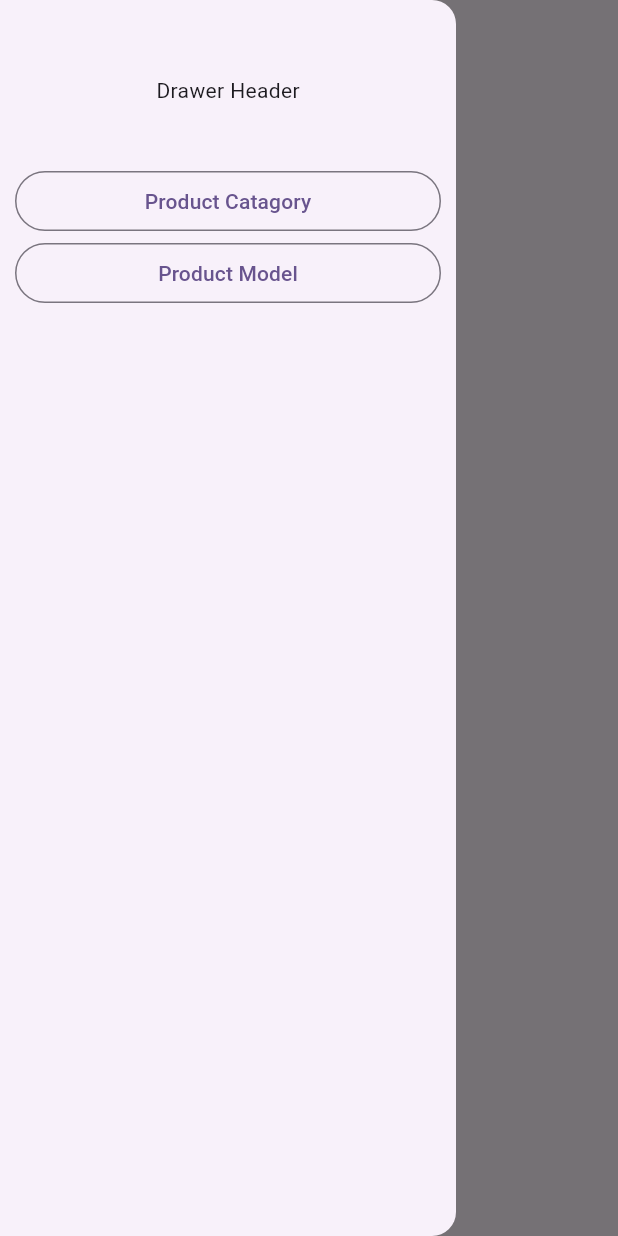
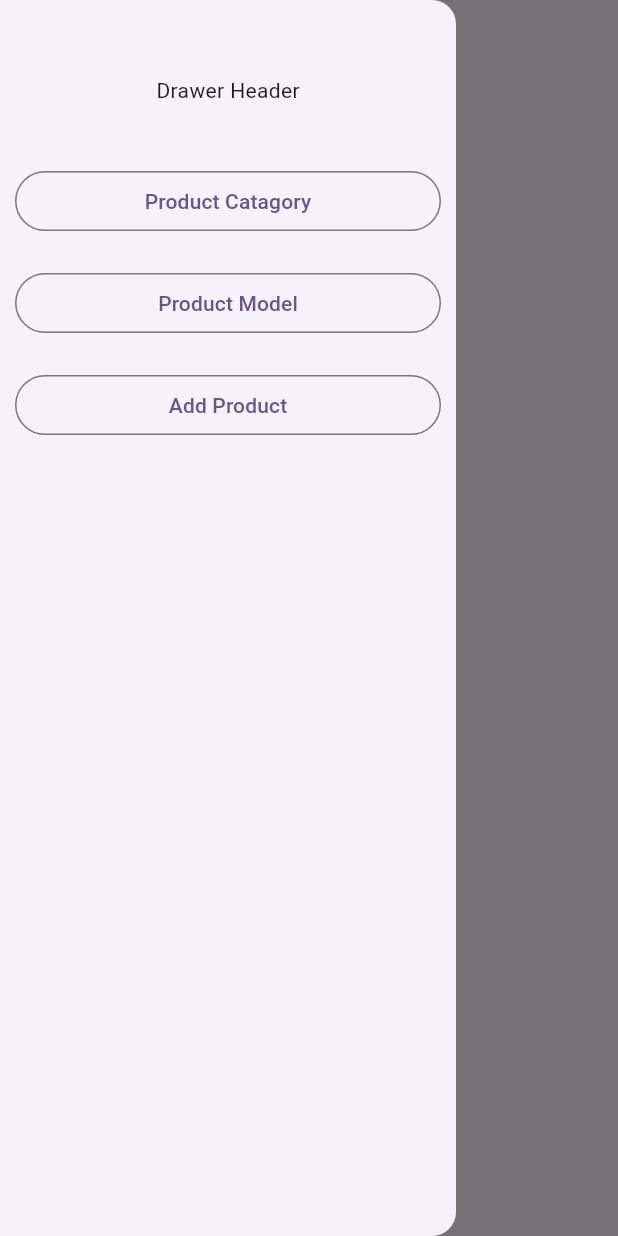
Before and after one commit to sajusun/inventory_app, a Flutter app: the screen it shows after launch, with the side drawer open, on a phone screen of 412 x 824 dp. Run offline on Flutter 3.47's test engine with Material 3 defaults, Android fonts, the phone set to English and light mode, and no system bars.

```diff
--- a/lib/view/pages/home_page.dart
+++ b/lib/view/pages/home_page.dart
@@ -32,7 +32,14 @@ class _HomePageState extends State<HomePage> {
               OutlinedButton(onPressed: () {
                 AppDrawerController.gotoPage(context, Category);
                 }, child: Text("Product Catagory")),
-              OutlinedButton(onPressed: () {}, child: Text("Product Model"))
+              SizedBox(
+                height: 20,
+              ),
+              OutlinedButton(onPressed: () {}, child: Text("Product Model")),
+              SizedBox(
+                height: 20,
+              ),
+              OutlinedButton(onPressed: () {}, child: Text("Add Product"))
             ],
           ),
         ),
```
Also changed, not shown: lib/view/pages/product_model.dart (added, +15 -0 lines), 5 other files.
